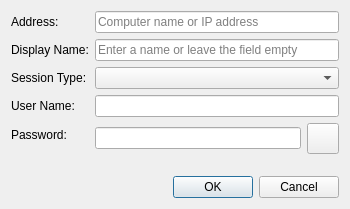
Before: the Qt Designer form source/client/ui/router_dialog.ui in dchapyshev/aspia, drawn with Qt 5.
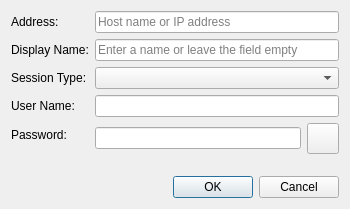
After: the same form once the commit is applied. Icons and pictures are not drawn. Custom widgets are drawn as their Qt base class.

What changed in the file:
```diff
--- a/source/client/ui/router_dialog.ui
+++ b/source/client/ui/router_dialog.ui
@@ -32,7 +32,7 @@
         <number>64</number>
        </property>
        <property name="placeholderText">
-        <string>Computer name or IP address</string>
+        <string>Host name or IP address</string>
        </property>
       </widget>
      </item>
```
